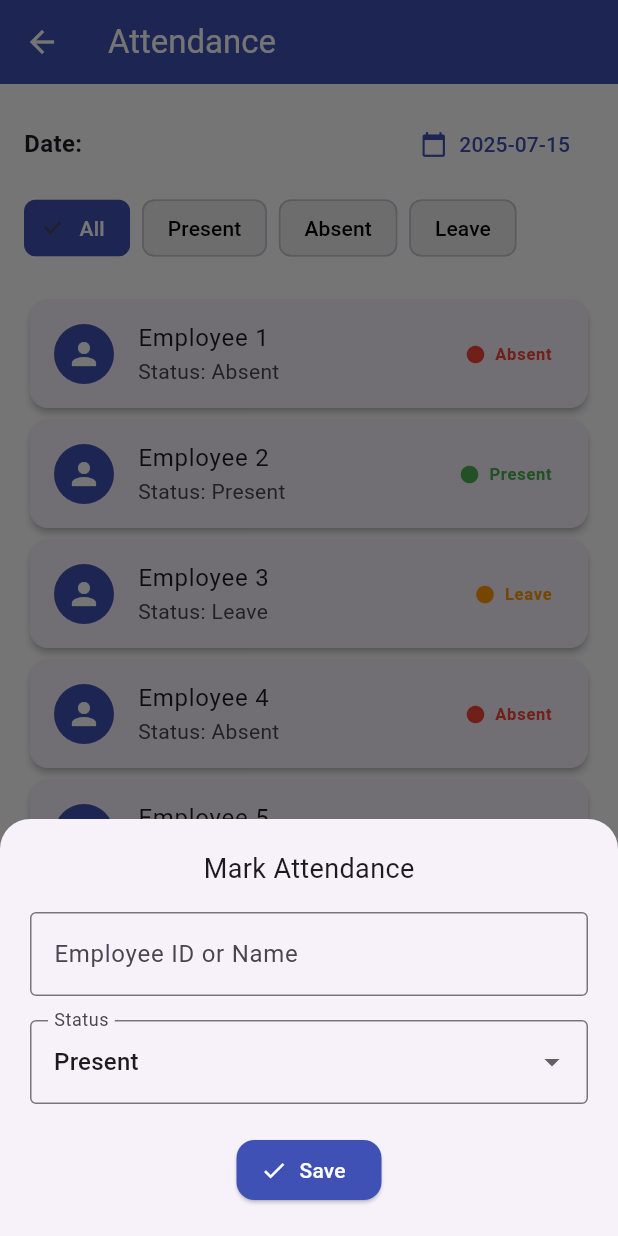
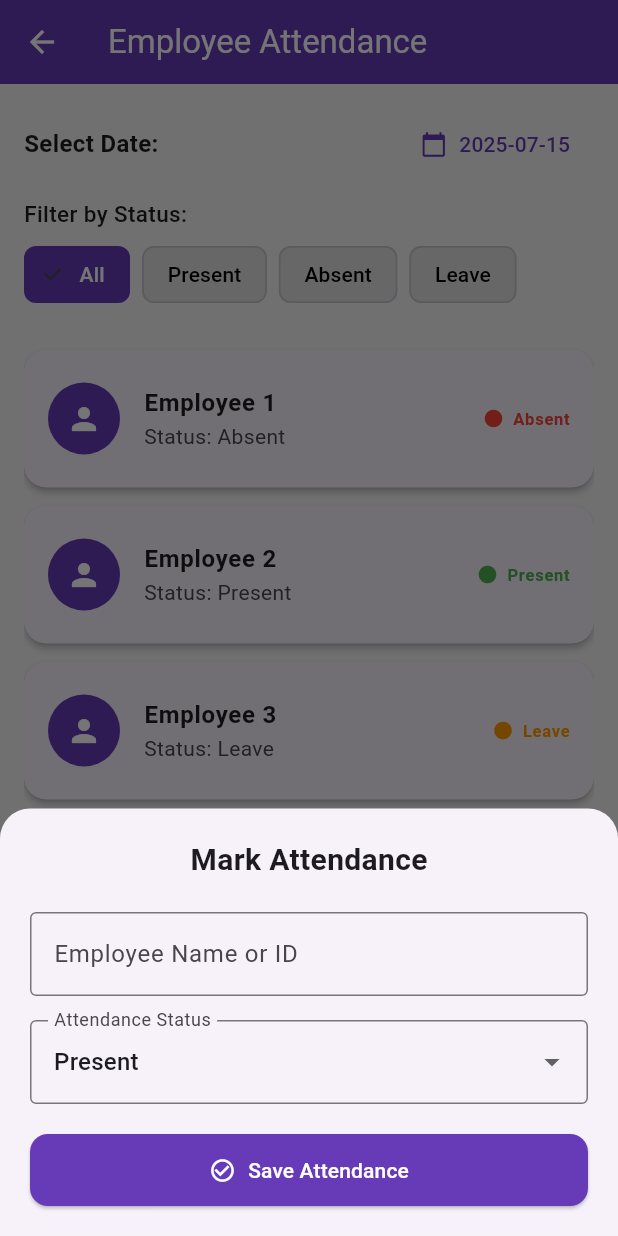
Before and after one commit to DAUNTSMASHER/Uddoygi, a Flutter app: the AttendanceScreen screen opened by its route, after a tap on "Mark Attendance", on a phone screen of 412 x 824 dp. Run offline on Flutter 3.47's test engine with Material 3 defaults, Android fonts, the light colour scheme and no system bars; our stand-ins replace carousel_slider, cloud_firestore, cross_file, file_picker, firebase_auth, firebase_core and 11 more; missing offline and left inert: excel, googleapis, image_gallery_saver_plus; accounts and stored records are empty.

Commit message:
Attendance screen UI updated

```diff
--- a/lib/features/hr/presentation/screens/attendance_screen.dart
+++ b/lib/features/hr/presentation/screens/attendance_screen.dart
@@ -10,17 +10,16 @@ class AttendanceScreen extends StatefulWidget {
 
 class _AttendanceScreenState extends State<AttendanceScreen> {
   DateTime _selectedDate = DateTime.now();
-  String _selectedStatus = 'All'; // Present, Absent, Leave, All
-
+  String _selectedStatus = 'All';
   final List<String> _statuses = ['All', 'Present', 'Absent', 'Leave'];
 
   @override
   Widget build(BuildContext context) {
     return Scaffold(
-      backgroundColor: Colors.white,
+      backgroundColor: Colors.grey[100],
       appBar: AppBar(
-        backgroundColor: Colors.indigo,
-        title: const Text('Attendance', style: TextStyle(color: Colors.white)),
+        backgroundColor: Colors.deepPurple,
+        title: const Text('Employee Attendance', style: TextStyle(color: Colors.white)),
         iconTheme: const IconThemeData(color: Colors.white),
       ),
       body: Padding(
@@ -28,12 +27,11 @@ class _AttendanceScreenState extends State<AttendanceScreen> {
         child: Column(
           crossAxisAlignment: CrossAxisAlignment.start,
           children: [
-            // Date Picker
             Row(
               mainAxisAlignment: MainAxisAlignment.spaceBetween,
               children: [
                 const Text(
-                  'Date:',
+                  'Select Date:',
                   style: TextStyle(fontSize: 16, fontWeight: FontWeight.w600),
                 ),
                 TextButton.icon(
@@ -45,22 +43,23 @@ class _AttendanceScreenState extends State<AttendanceScreen> {
                       lastDate: DateTime(2030),
                     );
                     if (picked != null) {
-                      setState(() {
-                        _selectedDate = picked;
-                      });
+                      setState(() => _selectedDate = picked);
                     }
                   },
-                  icon: const Icon(Icons.calendar_today, color: Colors.indigo),
+                  icon: const Icon(Icons.calendar_today, color: Colors.deepPurple),
                   label: Text(
                     DateFormat('yyyy-MM-dd').format(_selectedDate),
-                    style: const TextStyle(color: Colors.indigo),
+                    style: const TextStyle(color: Colors.deepPurple),
                   ),
                 ),
               ],
             ),
-            const SizedBox(height: 8),
-
-            // Status Filter Chips
+            const SizedBox(height: 12),
+            const Text(
+              'Filter by Status:',
+              style: TextStyle(fontSize: 15, fontWeight: FontWeight.w500),
+            ),
+            const SizedBox(height: 6),
             Wrap(
               spacing: 8,
               children: _statuses.map((status) {
@@ -68,22 +67,17 @@ class _AttendanceScreenState extends State<AttendanceScreen> {
                 return ChoiceChip(
                   label: Text(status),
                   selected: isSelected,
-                  selectedColor: Colors.indigo,
-                  backgroundColor: Colors.grey[200],
+                  selectedColor: Colors.deepPurple,
+                  backgroundColor: Colors.grey[300],
                   labelStyle: TextStyle(
                     color: isSelected ? Colors.white : Colors.black,
                     fontWeight: FontWeight.w500,
                   ),
-                  onSelected: (_) {
-                    setState(() => _selectedStatus = status);
-                  },
+                  onSelected: (_) => setState(() => _selectedStatus = status),
                 );
               }).toList(),
             ),
-
             const SizedBox(height: 20),
-
-            // Attendance List (Filtered)
             Expanded(
               child: ListView.builder(
                 itemCount: 10,
@@ -105,16 +99,20 @@ class _AttendanceScreenState extends State<AttendanceScreen> {
                       : Colors.orange;
 
                   return Card(
+                    margin: const EdgeInsets.symmetric(vertical: 6),
                     elevation: 2,
                     shape: RoundedRectangleBorder(
-                      borderRadius: BorderRadius.circular(12),
+                      borderRadius: BorderRadius.circular(15),
                     ),
                     child: ListTile(
-                      leading: const CircleAvatar(
-                        backgroundColor: Colors.indigo,
-                        child: Icon(Icons.person, color: Colors.white),
+                      contentPadding: const EdgeInsets.symmetric(horizontal: 16, vertical: 10),
+                      leading: CircleAvatar(
+                        backgroundColor: Colors.deepPurple,
+                        radius: 24,
+                        child: const Icon(Icons.person, color: Colors.white),
                       ),
-                      title: Text('Employee ${index + 1}'),
+                      title: Text('Employee ${index + 1}',
+                          style: const TextStyle(fontWeight: FontWeight.bold)),
                       subtitle: Text('Status: $status'),
                       trailing: Row(
                         mainAxisSize: MainAxisSize.min,
@@ -138,11 +136,9 @@ class _AttendanceScreenState extends State<AttendanceScreen> {
           ],
         ),
       ),
-
-      // FAB: Mark Attendance
       floatingActionButton: FloatingActionButton.extended(
-        backgroundColor: Colors.indigo,
-        icon: const Icon(Icons.edit_calendar),
+        backgroundColor: Colors.deepPurple,
+        icon: const Icon(Icons.add_task),
         label: const Text('Mark Attendance'),
         onPressed: () => _showMarkAttendanceSheet(context),
       ),
@@ -150,7 +146,9 @@ class _AttendanceScreenState extends State<AttendanceScreen> {
   }
 
   void _showMarkAttendanceSheet(BuildContext context) {
+    final TextEditingController nameController = TextEditingController();
     String selectedStatus = 'Present';
+
     showModalBottomSheet(
       context: context,
       isScrollControlled: true,
@@ -160,16 +158,20 @@ class _AttendanceScreenState extends State<AttendanceScreen> {
       builder: (context) {
         return Padding(
           padding: MediaQuery.of(context).viewInsets,
-          child: Container(
+          child: SingleChildScrollView(
             padding: const EdgeInsets.all(20),
             child: Column(
               mainAxisSize: MainAxisSize.min,
+              crossAxisAlignment: CrossAxisAlignment.start,
               children: [
-                const Text('Mark Attendance', style: TextStyle(fontSize: 18)),
-                const SizedBox(height: 16),
+                const Center(
+                  child: Text('Mark Attendance', style: TextStyle(fontSize: 20, fontWeight: FontWeight.bold)),
+                ),
+                const SizedBox(height: 20),
                 TextField(
+                  controller: nameController,
                   decoration: const InputDecoration(
-                    labelText: 'Employee ID or Name',
+                    labelText: 'Employee Name or ID',
                     border: OutlineInputBorder(),
                   ),
                 ),
@@ -177,7 +179,7 @@ class _AttendanceScreenState extends State<AttendanceScreen> {
                 DropdownButtonFormField<String>(
                   value: selectedStatus,
                   decoration: const InputDecoration(
-                    labelText: 'Status',
+                    labelText: 'Attendance Status',
                     border: OutlineInputBorder(),
                   ),
                   items: ['Present', 'Absent', 'Leave']
@@ -191,20 +193,24 @@ class _AttendanceScreenState extends State<AttendanceScreen> {
                   },
                 ),
                 const SizedBox(height: 20),
-                ElevatedButton.icon(
+                SizedBox(
+                  width: double.infinity,
+                  child: ElevatedButton.icon(
                     onPressed: () {
                       Navigator.pop(context);
-                    // Submit attendance entry here
+                      // Save logic goes here
                     },
                     style: ElevatedButton.styleFrom(
-                    backgroundColor: Colors.indigo,
+                      backgroundColor: Colors.deepPurple,
                       foregroundColor: Colors.white,
                       shape: RoundedRectangleBorder(
                         borderRadius: BorderRadius.circular(12),
                       ),
+                      padding: const EdgeInsets.symmetric(vertical: 14),
                     ),
-                  icon: const Icon(Icons.check),
-                  label: const Text('Save'),
+                    icon: const Icon(Icons.check_circle_outline),
+                    label: const Text('Save Attendance'),
+                  ),
                 ),
               ],
             ),
```
Lines whose indentation alone changed are shown as unchanged.
